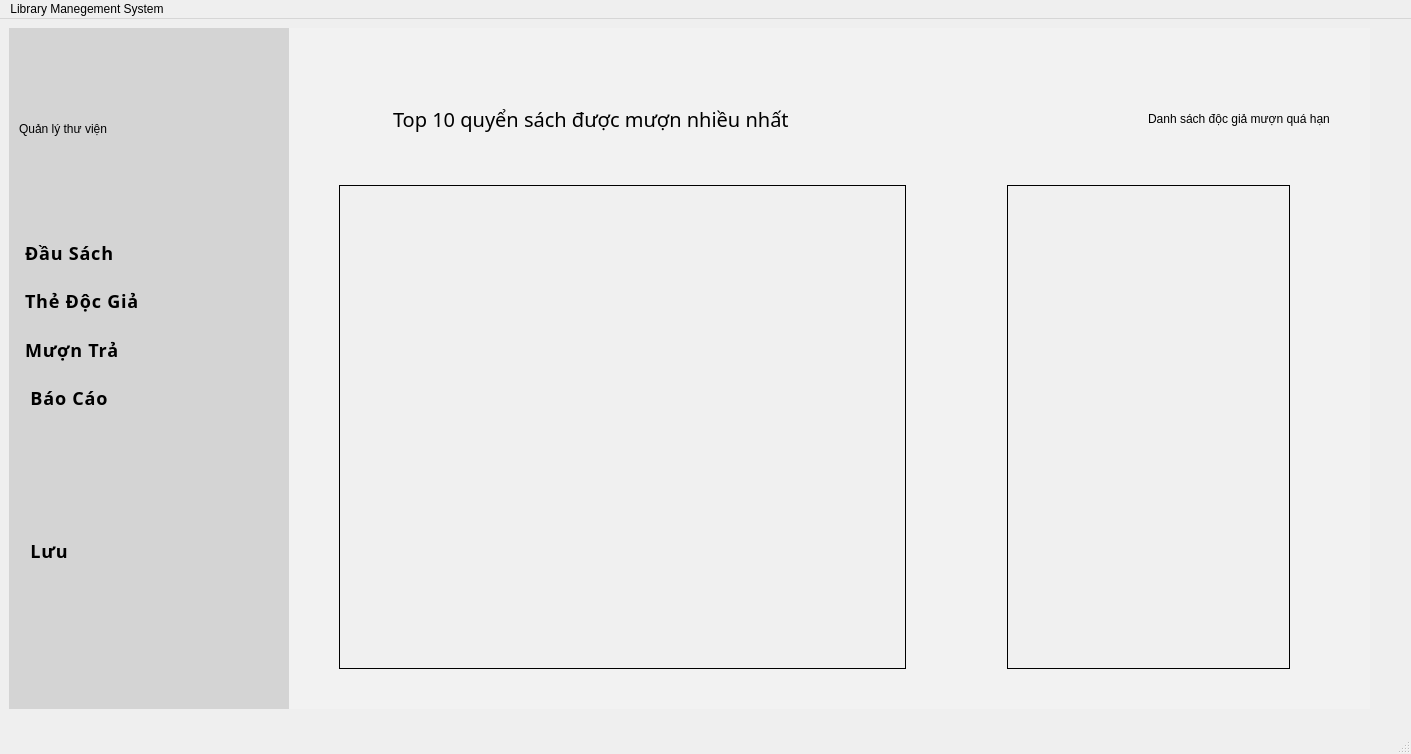
The window that librarymanage/librarymanagementsystem.ui (DTTaze/Qt-Library-Management) describes before a commit, drawn with Qt 5.
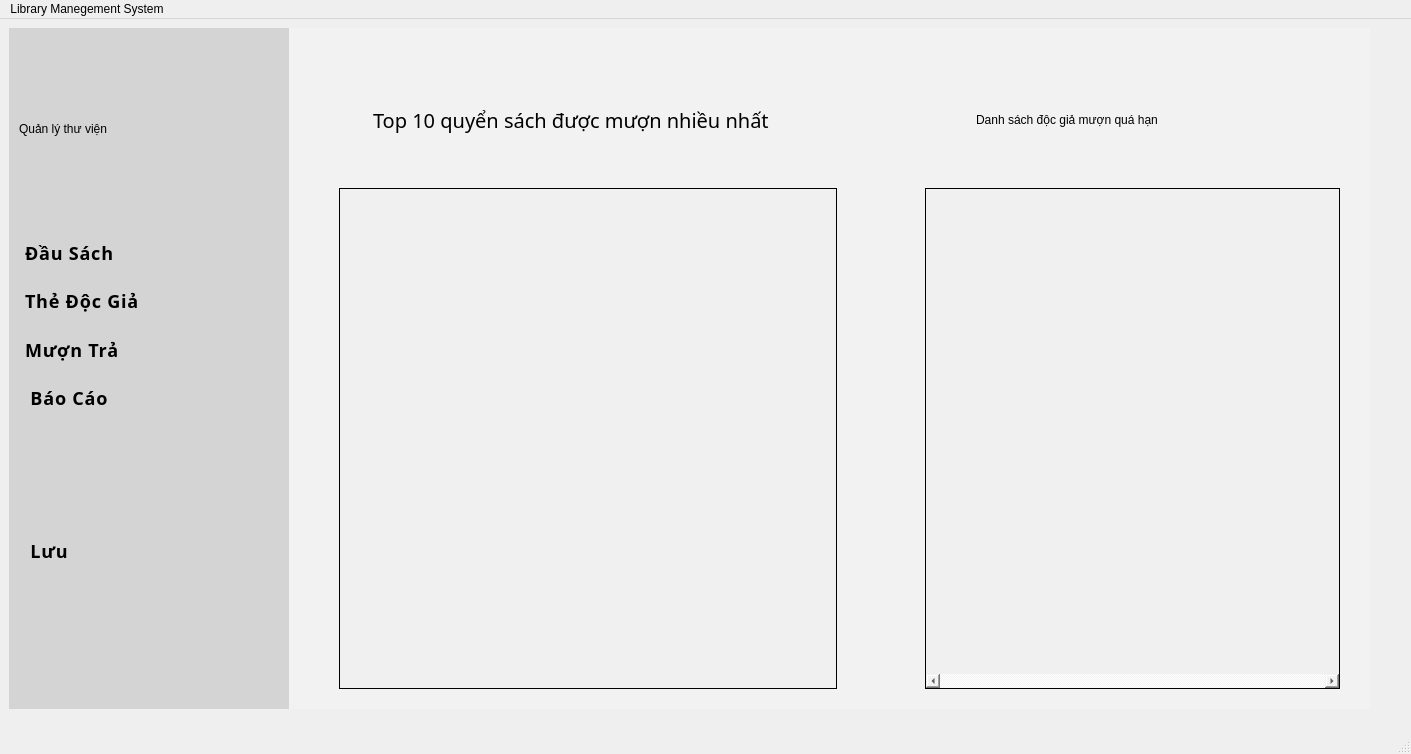
The same window after the commit. The open tabs and pages were chosen to show the change. Icons and pictures are not drawn.

The edit to the form file:
```diff
--- a/librarymanage/librarymanagementsystem.ui
+++ b/librarymanage/librarymanagementsystem.ui
@@ -368,188 +368,6 @@
           <property name="currentIndex">
            <number>0</number>
           </property>
-          <widget class="QWidget" name="page_baoCao">
-           <widget class="QWidget" name="">
-            <property name="geometry">
-             <rect>
-              <x>40</x>
-              <y>50</y>
-              <width>991</width>
-              <height>581</height>
-             </rect>
-            </property>
-            <layout class="QVBoxLayout" name="verticalLayout_6" stretch="2,1,16">
-             <item>
-              <layout class="QHBoxLayout" name="horizontalLayout_15" stretch="1,12,2,0">
-               <item>
-                <spacer name="horizontalSpacer_4">
-                 <property name="orientation">
-                  <enum>Qt::Orientation::Horizontal</enum>
-                 </property>
-                 <property name="sizeHint" stdset="0">
-                  <size>
-                   <width>40</width>
-                   <height>20</height>
-                  </size>
-                 </property>
-                </spacer>
-               </item>
-               <item>
-                <widget class="QLabel" name="label_2">
-                 <property name="font">
-                  <font>
-                   <family>Segoe UI Black</family>
-                   <pointsize>15</pointsize>
-                   <italic>false</italic>
-                   <bold>false</bold>
-                  </font>
-                 </property>
-                 <property name="styleSheet">
-                  <string notr="true"/>
-                 </property>
-                 <property name="text">
-                  <string>Top 10 quyển sách được mượn nhiều nhất</string>
-                 </property>
-                </widget>
-               </item>
-               <item>
-                <spacer name="horizontalSpacer_2">
-                 <property name="orientation">
-                  <enum>Qt::Orientation::Horizontal</enum>
-                 </property>
-                 <property name="sizeHint" stdset="0">
-                  <size>
-                   <width>40</width>
-                   <height>20</height>
-                  </size>
-                 </property>
-                </spacer>
-               </item>
-               <item>
-                <widget class="QLabel" name="danhSachQuaHan_label">
-                 <property name="styleSheet">
-                  <string notr="true">
-font: 900 15pt &quot;Segoe UI Black&quot;;
-</string>
-                 </property>
-                 <property name="text">
-                  <string>Danh sách độc giả mượn quá hạn</string>
-                 </property>
-                </widget>
-               </item>
-              </layout>
-             </item>
-             <item>
-              <spacer name="verticalSpacer">
-               <property name="orientation">
-                <enum>Qt::Orientation::Vertical</enum>
-               </property>
-               <property name="sizeHint" stdset="0">
-                <size>
-                 <width>20</width>
-                 <height>40</height>
-                </size>
-               </property>
-              </spacer>
-             </item>
-             <item>
-              <layout class="QHBoxLayout" name="horizontalLayout_14" stretch="6,1,3,0">
-               <item>
-                <widget class="QTableView" name="topTenMuonNhieuNhat_tableView">
-                 <property name="styleSheet">
-                  <string notr="true">QTableView {
-    background-color: #F0F0F0;      
-    gridline-color: #A0A0A0; 
- 	border:  1px solid black;                  
-}
-
-QHeaderView::section {
-    background-color: #D3D3D3;  
-    color: black;                  
-    padding: 8px;                  
-    font-weight: bold;           
-    border-bottom: 1px solid #A0A0A0; 
-}
-
-QTableView::item {
-	 padding: 8px;                
-    color: black;               
-    border: none; 
-}
-
-QTableView::item:selected {
-    background-color: #C0C0C0;     
-    color: black; 
-}
-</string>
-                 </property>
-                </widget>
-               </item>
-               <item>
-                <spacer name="horizontalSpacer">
-                 <property name="orientation">
-                  <enum>Qt::Orientation::Horizontal</enum>
-                 </property>
-                 <property name="sizeHint" stdset="0">
-                  <size>
-                   <width>40</width>
-                   <height>20</height>
-                  </size>
-                 </property>
-                </spacer>
-               </item>
-               <item>
-                <widget class="QTableView" name="danhSachQuaHan_tableView">
-                 <property name="styleSheet">
-                  <string notr="true">QTableView {
-    background-color: #F0F0F0;      
-    gridline-color: #A0A0A0; 
- 	border:  1px solid black;                  
-}
-
-QHeaderView::section {
-    background-color: #D3D3D3;  
-    color: black;                  
-    padding: 8px;                  
-    font-weight: bold;           
-    border-bottom: 1px solid #A0A0A0; 
-}
-
-QTableView::item {
-	 padding: 8px;                
-    color: black;               
-    border: none; 
-}
-
-QTableView::item:selected {
-    background-color: #C0C0C0;     
-    color: black; 
-}
-</string>
-                 </property>
-                 <property name="horizontalScrollBarPolicy">
-                  <enum>Qt::ScrollBarPolicy::ScrollBarAlwaysOff</enum>
-                 </property>
-                </widget>
-               </item>
-               <item>
-                <spacer name="horizontalSpacer_3">
-                 <property name="orientation">
-                  <enum>Qt::Orientation::Horizontal</enum>
-                 </property>
-                 <property name="sizeHint" stdset="0">
-                  <size>
-                   <width>40</width>
-                   <height>20</height>
-                  </size>
-                 </property>
-                </spacer>
-               </item>
-              </layout>
-             </item>
-            </layout>
-           </widget>
-          </widget>
           <widget class="QWidget" name="page_dausach">
            <widget class="QTableView" name="tableView_dausach">
             <property name="geometry">
@@ -1418,6 +1236,210 @@
             </layout>
            </widget>
           </widget>
+          <widget class="QWidget" name="page_baoCao">
+           <widget class="QWidget" name="layoutWidget">
+            <property name="geometry">
+             <rect>
+              <x>40</x>
+              <y>50</y>
+              <width>1041</width>
+              <height>601</height>
+             </rect>
+            </property>
+            <layout class="QVBoxLayout" name="verticalLayout_6" stretch="2,1,16">
+             <item>
+              <layout class="QHBoxLayout" name="horizontalLayout_15" stretch="1,2,6,10,2">
+               <item>
+                <spacer name="horizontalSpacer_4">
+                 <property name="orientation">
+                  <enum>Qt::Orientation::Horizontal</enum>
+                 </property>
+                 <property name="sizeHint" stdset="0">
+                  <size>
+                   <width>40</width>
+                   <height>20</height>
+                  </size>
+                 </property>
+                </spacer>
+               </item>
+               <item>
+                <widget class="QLabel" name="label_2">
+                 <property name="font">
+                  <font>
+                   <family>Segoe UI Black</family>
+                   <pointsize>15</pointsize>
+                   <italic>false</italic>
+                   <bold>false</bold>
+                  </font>
+                 </property>
+                 <property name="styleSheet">
+                  <string notr="true"/>
+                 </property>
+                 <property name="text">
+                  <string>Top 10 quyển sách được mượn nhiều nhất</string>
+                 </property>
+                </widget>
+               </item>
+               <item>
+                <spacer name="horizontalSpacer_2">
+                 <property name="orientation">
+                  <enum>Qt::Orientation::Horizontal</enum>
+                 </property>
+                 <property name="sizeHint" stdset="0">
+                  <size>
+                   <width>40</width>
+                   <height>20</height>
+                  </size>
+                 </property>
+                </spacer>
+               </item>
+               <item>
+                <widget class="QLabel" name="danhSachQuaHan_label">
+                 <property name="styleSheet">
+                  <string notr="true">
+font: 900 15pt &quot;Segoe UI Black&quot;;
+</string>
+                 </property>
+                 <property name="text">
+                  <string>Danh sách độc giả mượn quá hạn</string>
+                 </property>
+                </widget>
+               </item>
+               <item>
+                <spacer name="horizontalSpacer_5">
+                 <property name="orientation">
+                  <enum>Qt::Orientation::Horizontal</enum>
+                 </property>
+                 <property name="sizeHint" stdset="0">
+                  <size>
+                   <width>40</width>
+                   <height>20</height>
+                  </size>
+                 </property>
+                </spacer>
+               </item>
+              </layout>
+             </item>
+             <item>
+              <spacer name="verticalSpacer">
+               <property name="orientation">
+                <enum>Qt::Orientation::Vertical</enum>
+               </property>
+               <property name="sizeHint" stdset="0">
+                <size>
+                 <width>20</width>
+                 <height>40</height>
+                </size>
+               </property>
+              </spacer>
+             </item>
+             <item>
+              <layout class="QHBoxLayout" name="horizontalLayout_14" stretch="6,1,5,0">
+               <item>
+                <widget class="QTableView" name="topTenMuonNhieuNhat_tableView">
+                 <property name="styleSheet">
+                  <string notr="true">QTableView {
+    background-color: #F0F0F0;      
+    gridline-color: #A0A0A0; 
+ 	border:  1px solid black;                  
+}
+
+QHeaderView::section {
+    background-color: #D3D3D3;  
+    color: black;                  
+    padding: 8px;                  
+    font-weight: bold;           
+    border-bottom: 1px solid #A0A0A0; 
+}
+
+QTableView::item {
+	 padding: 8px;                
+    color: black;               
+    border: none; 
+}
+
+QTableView::item:selected {
+    background-color: #C0C0C0;     
+    color: black; 
+}
+</string>
+                 </property>
+                 <attribute name="horizontalHeaderStretchLastSection">
+                  <bool>true</bool>
+                 </attribute>
+                </widget>
+               </item>
+               <item>
+                <spacer name="horizontalSpacer">
+                 <property name="orientation">
+                  <enum>Qt::Orientation::Horizontal</enum>
+                 </property>
+                 <property name="sizeHint" stdset="0">
+                  <size>
+                   <width>40</width>
+                   <height>20</height>
+                  </size>
+                 </property>
+                </spacer>
+               </item>
+               <item>
+                <widget class="QTableView" name="danhSachQuaHan_tableView">
+                 <property name="styleSheet">
+                  <string notr="true">QTableView {
+    background-color: #F0F0F0;      
+    gridline-color: #A0A0A0; 
+ 	border:  1px solid black;                  
+}
+
+QHeaderView::section {
+    background-color: #D3D3D3;  
+    color: black;                  
+    padding: 8px;                  
+    font-weight: bold;           
+    border-bottom: 1px solid #A0A0A0; 
+}
+
+QTableView::item {
+	 padding: 8px;                
+    color: black;               
+    border: none; 
+}
+
+QTableView::item:selected {
+    background-color: #C0C0C0;     
+    color: black; 
+}
+</string>
+                 </property>
+                 <property name="verticalScrollBarPolicy">
+                  <enum>Qt::ScrollBarPolicy::ScrollBarAsNeeded</enum>
+                 </property>
+                 <property name="horizontalScrollBarPolicy">
+                  <enum>Qt::ScrollBarPolicy::ScrollBarAlwaysOn</enum>
+                 </property>
+                 <attribute name="horizontalHeaderStretchLastSection">
+                  <bool>true</bool>
+                 </attribute>
+                </widget>
+               </item>
+               <item>
+                <spacer name="horizontalSpacer_3">
+                 <property name="orientation">
+                  <enum>Qt::Orientation::Horizontal</enum>
+                 </property>
+                 <property name="sizeHint" stdset="0">
+                  <size>
+                   <width>40</width>
+                   <height>20</height>
+                  </size>
+                 </property>
+                </spacer>
+               </item>
+              </layout>
+             </item>
+            </layout>
+           </widget>
+          </widget>
          </widget>
         </widget>
        </widget>
```
Left out of the diff: 4 changed lines with no effect on the pictures.
